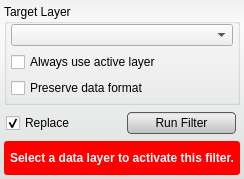
This is src/Interface/ToolInterface/GradientMagnitudeFilterInterface.ui in SCIInstitute/Seg3D as Qt 5 draws it before an edit. The edited form follows.
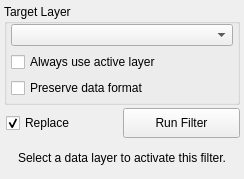
This is the edited form. Custom widgets are drawn as their Qt base class.

```diff
--- a/src/Interface/ToolInterface/GradientMagnitudeFilterInterface.ui
+++ b/src/Interface/ToolInterface/GradientMagnitudeFilterInterface.ui
@@ -31,33 +31,6 @@
   <property name="windowTitle">
    <string>Form</string>
   </property>
-  <property name="styleSheet">
-   <string notr="true">QWidget#GradientMagnitudeFilterInterface{
-  border-radius: 3px;
-  background-color: qlineargradient(spread:pad, x1:0.5, y1:0, x2:0.5, y2:0.960227, stop:0 rgba(241, 241, 241, 255), stop:0.155779 rgba(250, 250, 250, 255), stop:1 rgba(222, 224, 224, 255));      
-}
-
-QPushButton{
-  background-color: qlineargradient(spread:pad, x1:0.5, y1:0, x2:0.5, y2:0.960227, stop:0 rgba(221, 221, 221, 255), stop:0.155779 rgba(238, 238, 238, 255), stop:1 rgba(192, 194, 194, 255));
-  border-radius: 4px;
-  border: 1px solid rgb(90, 90, 90);
-  margin:4px;
-}
-
-QPushButton:hover{
-  background-color: qlineargradient(spread:pad, x1:0.5, y1:0, x2:0.5, y2:1, stop:0 rgba(195, 195, 195, 255), stop:0.253769 rgba(206, 206, 206, 255), stop:1 rgba(185, 185, 185, 255));
-  border-radius: 4px;
-  border: 1px solid rgb(90, 90, 90);
-  margin:4px;
-}
-
-QPushButton:pressed{
-  background-color: qlineargradient(spread:pad, x1:0.5, y1:0, x2:0.5, y2:1, stop:0 rgba(150, 150, 150, 255), stop:0.753769 rgba(206, 206, 206, 255), stop:1 rgba(185, 185, 185, 255));
-  border-radius: 4px;
-  border: 1px solid rgb(90, 90, 90);
-  margin:4px;
-}</string>
-  </property>
   <layout class="QVBoxLayout" name="verticalLayout">
    <property name="spacing">
     <number>2</number>
@@ -213,17 +186,6 @@
        <height>32</height>
       </size>
      </property>
-     <property name="styleSheet">
-      <string notr="true">QLabel#message_{
-  color: white;
-  font: bold;
-}
-
-QWidget#message_alert_{
-  border-radius: 3px;
-  background-color: red;
-}</string>
-     </property>
      <layout class="QHBoxLayout" name="horizontalLayout_4">
       <property name="spacing">
        <number>0</number>
```
